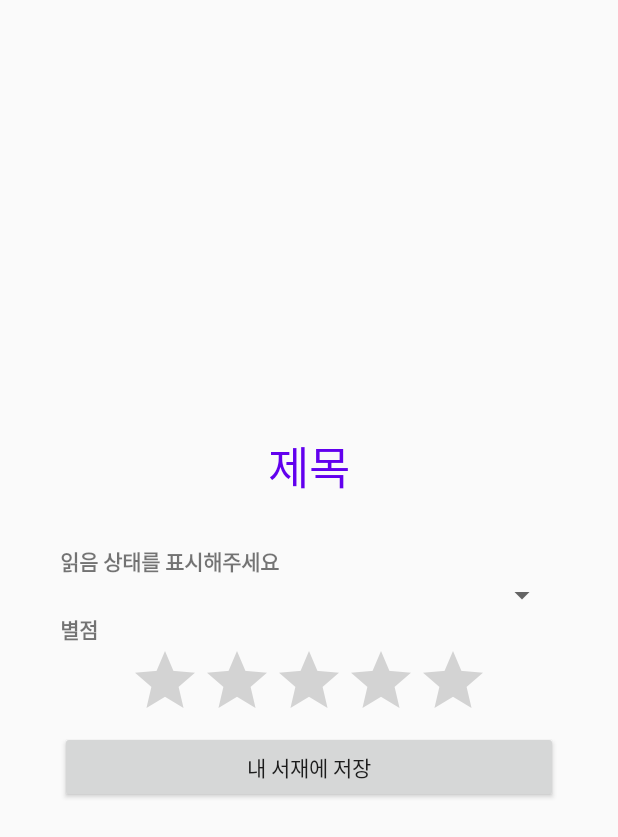
After one commit to superphs333/Books_Ko, an Android app: the layout activity_pop_up_in_search_book.xml on its own in the app's theme, with its tools: preview values and no code run, on a phone screen of 412 x 824 dp. The commit adds this screen. Shown: the top 837 px of the screen. Run offline under Robolectric (Android 15) with nearby library versions, the phone set to English and light mode, and no system bars; network calls fail.

Commit message:
검색한 도서 저장_저장된 도서인지 확인, 팝업 뜨게 하기

```diff
--- a/app/src/main/AndroidManifest.xml
+++ b/app/src/main/AndroidManifest.xml
@@ -39,6 +39,11 @@
         android:roundIcon="@mipmap/ic_launcher_round"
         android:supportsRtl="true"
         android:theme="@style/AppTheme">
+        <activity
+            android:name=".Activity_PopUp_in_Search_Book"
+            android:screenOrientation="fullSensor"
+            android:theme="@style/popupTheme"
+            android:exported="false" />
         <activity
             android:name=".Activity_Book_URL"
             android:exported="false" />
--- a/app/src/main/java/com/example/books_ko/Activity_Book_Search.kt
+++ b/app/src/main/java/com/example/books_ko/Activity_Book_Search.kt
@@ -11,6 +11,7 @@ import com.android.volley.toolbox.StringRequest
 import com.android.volley.toolbox.Volley
 import com.example.books_ko.Adapter.AdapterSearchBook
 import com.example.books_ko.Data.Data_Search_Book
+import com.example.books_ko.Function.AboutBook
 import com.example.books_ko.Function.AboutMember
 import com.example.books_ko.databinding.ActivityBookSearchBinding
 import org.json.JSONObject
@@ -21,6 +22,7 @@ class Activity_Book_Search : AppCompatActivity() {
     private lateinit var linearLayoutManager: LinearLayoutManager
     private lateinit var adapter: AdapterSearchBook
     private var bookList: ArrayList<Data_Search_Book> = ArrayList()
+
 
     override fun onCreate(savedInstanceState: Bundle?) {
         super.onCreate(savedInstanceState)
--- /dev/null
+++ b/app/src/main/res/layout/activity_pop_up_in_search_book.xml
@@ -0,0 +1,58 @@
+<?xml version="1.0" encoding="utf-8"?>
+<LinearLayout xmlns:android="http://schemas.android.com/apk/res/android"
+    xmlns:app="http://schemas.android.com/apk/res-auto"
+    xmlns:tools="http://schemas.android.com/tools"
+    android:layout_width="match_parent"
+    android:layout_height="wrap_content"
+    android:layout_gravity="center"
+    android:gravity="center"
+    android:orientation="vertical"
+    android:padding="10sp"
+    android:layout_margin="30sp"
+    tools:context=".Activity_PopUp_in_Search_Book">
+
+    <!-- 앱제목-->
+    <TextView
+        android:id="@+id/txt_title"
+        style="@style/TITLE_STYLE"
+        android:layout_width="wrap_content"
+        android:layout_height="wrap_content"
+        android:layout_marginBottom="30sp"
+        android:text="제목" />
+
+    <TextView
+        android:id="@+id/textView8"
+        android:layout_width="match_parent"
+        android:layout_height="wrap_content"
+        android:text="읽음 상태를 표시해주세요"
+        android:textStyle="bold" />
+
+    <Spinner
+        android:id="@+id/category_read_status"
+        android:layout_width="match_parent"
+        android:layout_height="wrap_content" />
+
+    <TextView
+        android:id="@+id/textView9"
+        android:layout_width="match_parent"
+        android:layout_height="wrap_content"
+        android:text="별점"
+        android:textStyle="bold" />
+
+    <RatingBar
+        android:id="@+id/rating"
+        android:layout_width="wrap_content"
+        android:layout_height="wrap_content"
+        android:max="5"
+        android:numStars="5"
+        android:rating="0.0"
+        android:stepSize="0.5" />
+
+    <Button
+        android:id="@+id/btn_add"
+        android:layout_width="match_parent"
+        android:layout_height="wrap_content"
+        android:onClick="save_in_my_book_list"
+        android:text="내 서재에 저장" />
+
+</LinearLayout>
--- a/app/src/main/res/values/strings.xml
+++ b/app/src/main/res/values/strings.xml
@@ -34,4 +34,5 @@
     <!-- REST API -->
     <string name="kakao_restapi">6c7ae160cacb9ea503f1cac5d85be19a</string>
     <string name="Authorization">KakaoAK 6c7ae160cacb9ea503f1cac5d85be19a</string>
+    <string name="before_add_book">이미 등록되어 있는 도서입니다</string>
 </resources>
--- a/app/src/main/res/values/styles.xml
+++ b/app/src/main/res/values/styles.xml
@@ -15,4 +15,15 @@
         <item name = "android:layout_gravity">center_horizontal</item>
     </style>
 
+    <!-- 팝업부분 -->
+    <style name="popupTheme" parent="Theme.AppCompat.DayNight.Dialog">
+        <item name="colorPrimary">@color/colorPrimary</item>
+        <item name="colorPrimaryDark">@color/colorPrimaryDark</item>
+        <item name="colorAccent">@color/colorAccent</item>
+
+        <!--타이틀 바 제거-->
+        <item name="windowActionBar">false</item>
+        <item name="windowNoTitle">true</item>
+    </style>
+
 </resources>
```
Also changed, not shown: app/src/main/java/com/example/books_ko/Activity_PopUp_in_Search_Book.kt (added, +34 -0 lines), app/src/main/java/com/example/books_ko/Adapter/AdapterSearchBook.kt (+12 -6 lines), app/src/main/java/com/example/books_ko/Function/AboutBook.kt (added, +107 -0 lines).
